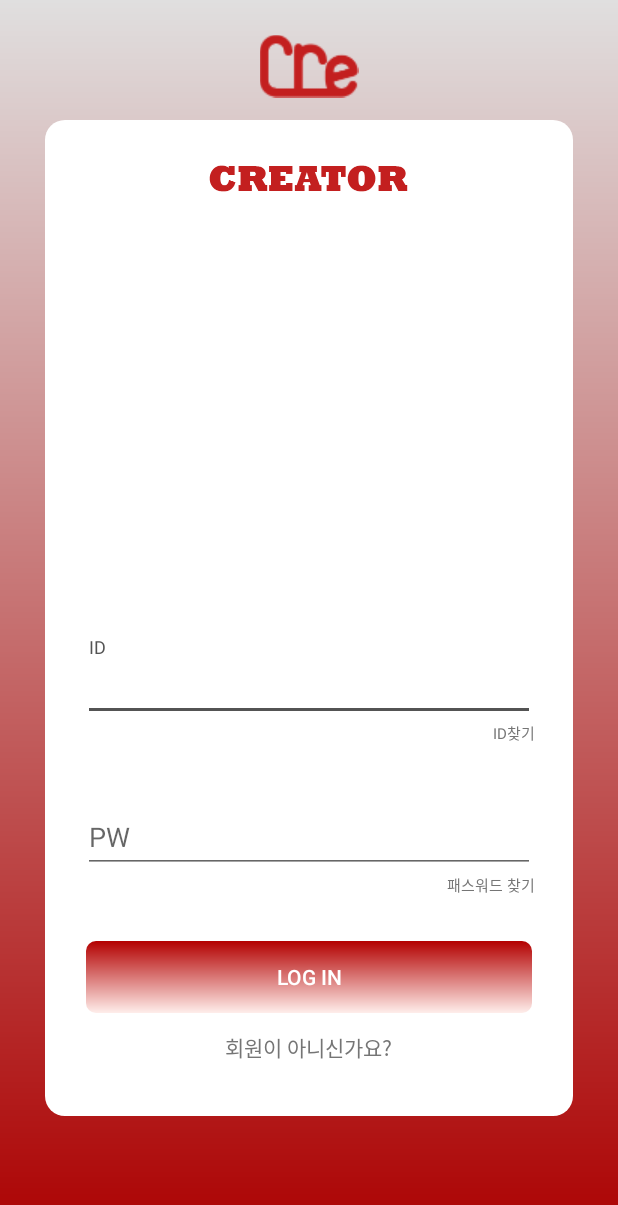
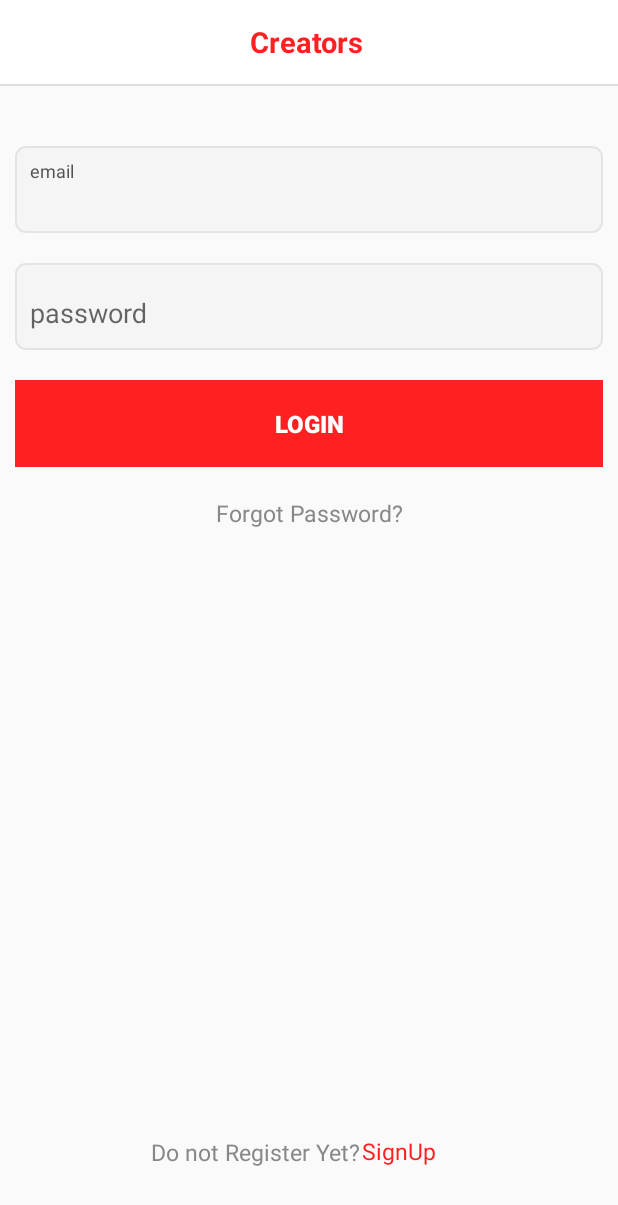
Before and after one commit to HyoGeunGit/Creator, an Android app: the layout activity_login.xml on its own in the app's theme, with its tools: preview values and no code run, on a phone screen of 412 x 824 dp. Shown: the top 1205 px of the screen. Run offline under Robolectric (Android 15) with nearby library versions, the phone set to English and light mode, and no system bars; Roboto replaces fonts that are not available here.

Commit message:
final_commit

```diff
--- a/app/src/main/AndroidManifest.xml
+++ b/app/src/main/AndroidManifest.xml
@@ -27,14 +27,15 @@
             android:name="com.google.android.geo.API_KEY"
             android:value="AIzaSyBNhjyAWxKfCkJ7CSAHzaeStCJHmMmhHq8" />
 
-        <activity android:name=".Activity.MainActivity">
+        <activity android:name=".Activity.SplashActivity">
             <intent-filter>
                 <action android:name="android.intent.action.MAIN" />
 
                 <category android:name="android.intent.category.LAUNCHER" />
             </intent-filter>
         </activity>
-<!--        <activity android:name=".Activity.MainActivity"/>-->
+        <activity android:name=".Activity.LoginActivity"/>
+        <activity android:name=".Activity.MainActivity"/>
         <activity android:name=".Activity.SignUpActivity"/>
         <activity android:name="com.gun0912.tedpermission.TedPermissionActivity" android:configChanges="mcc|mnc|locale|keyboard|keyboardHidden|screenLayout|fontScale|uiMode|orientation|screenSize|layoutDirection" android:screenOrientation="unspecified" android:theme="@style/Theme.Transparent.Permission" tools:replace="android:screenOrientation"/>
 
--- /dev/null
+++ b/app/src/main/res/drawable/textinput_login.xml
@@ -0,0 +1,16 @@
+<?xml version="1.0" encoding="utf-8"?>
+<shape xmlns:android="http://schemas.android.com/apk/res/android"
+    android:shape="rectangle">
+    <solid android:color="#e4e4e4"/>
+    <stroke android:color="#e4e4e4" android:width="1dp"/>
+    <corners android:bottomRightRadius="6.7dp"
+        android:bottomLeftRadius="6.7dp"
+        android:topLeftRadius="6.7dp"
+        android:topRightRadius="6.7dp"/>
+    <gradient
+        android:angle="0"
+        android:endColor="#f5f5f5"
+        android:gradientRadius="320dp"
+        android:startColor="#f5f5f5"
+        android:type="linear"/>
+</shape>
--- a/app/src/main/res/layout/activity_login.xml
+++ b/app/src/main/res/layout/activity_login.xml
@@ -1,128 +1,123 @@
 <?xml version="1.0" encoding="utf-8"?>
-<RelativeLayout xmlns:android="http://schemas.android.com/apk/res/android"
-    xmlns:card_view="http://schemas.android.com/apk/res-auto"
-    xmlns:tools="http://schemas.android.com/tools"
+<LinearLayout xmlns:android="http://schemas.android.com/apk/res/android"
+    xmlns:app="http://schemas.android.com/apk/res-auto"
+    android:id="@+id/main_content"
     android:layout_width="match_parent"
     android:layout_height="match_parent"
-    android:background="@drawable/gradation_login"
-    android:orientation="vertical"
-    tools:ignore="ButtonStyle,HardcodedText, ContentDescription, SmallSp">
+    android:orientation="vertical">
 
-    <LinearLayout
-        android:layout_width="wrap_content"
-        android:layout_height="match_parent">
+    <android.support.design.widget.AppBarLayout
+        android:id="@+id/appbar"
+        android:layout_width="match_parent"
+        android:layout_height="wrap_content">
 
-        <android.support.v7.widget.CardView
-            android:id="@+id/cardview"
+
+    </android.support.design.widget.AppBarLayout>
+
+    <android.support.v7.widget.Toolbar
+        android:id="@+id/toolbar"
         android:layout_width="match_parent"
+        android:layout_height="?attr/actionBarSize"
+        android:background="#FFF"
+        app:titleTextColor="#FF2121"
+        app:layout_scrollFlags="scroll|enterAlways">
+        <TextView android:layout_width="match_parent"
             android:layout_height="match_parent"
-            android:layout_marginBottom="80dp"
-            android:layout_marginEnd="30dp"
-            android:layout_marginStart="30dp"
-            android:layout_marginTop="80dp"
-            card_view:cardBackgroundColor="#ffffff"
-            card_view:cardCornerRadius="13.3dp">
+            android:text="Creators"
+            android:gravity="center"
+            android:textColor="#FF2121"
+            android:textStyle="bold"
+            android:textSize="19dp"
+            android:layout_marginRight="20dp"
+            />
+    </android.support.v7.widget.Toolbar>
 
-            <RelativeLayout
-                android:layout_width="match_parent"
-                android:layout_height="match_parent">
-
-                <ImageView
-                    android:id="@+id/logo_text"
-                    android:layout_width="wrap_content"
-                    android:layout_height="wrap_content"
-                    android:layout_alignParentTop="true"
-                    android:padding="25dp"
-                    android:layout_centerHorizontal="true"
-                    android:src="@drawable/login_spirit_in_motion" />
-
-                <LinearLayout
-                    android:layout_width="match_parent"
-                    android:layout_height="wrap_content"
-                    android:layout_alignParentBottom="true"
-                    android:gravity="center"
-                    android:orientation="vertical"
-                    android:padding="25dp">
-
+    <View android:layout_width="match_parent"  android:layout_height="1dp" android:background="#dedfde"/>
 
     <android.support.design.widget.TextInputLayout
         android:layout_width="match_parent"
-                        android:layout_height="wrap_content"
+        android:layout_marginLeft="10dp"
+        android:layout_marginRight="10dp"
+        android:padding="10dp"
+        android:layout_height="58dp"
+        android:background="@drawable/textinput_login"
         android:layout_marginTop="40dp">
-
         <EditText
             android:id="@+id/id_tv"
+            android:hint="email"
+            android:textColor="#000"
+            android:background="@android:color/transparent"
             android:layout_width="match_parent"
-                            android:layout_height="wrap_content"
-                            android:hint="ID" />
+            android:layout_height="match_parent"/>
+
     </android.support.design.widget.TextInputLayout>
-
-                    <TextView
-                        android:layout_width="wrap_content"
-                        android:layout_height="match_parent"
-                        android:layout_gravity="end"
-                        android:text="ID찾기"
-                        android:textColor="@color/colorSecondaryText"
-                        android:textSize="10sp"
-                        tools:ignore="SmallSp" />
 
     <android.support.design.widget.TextInputLayout
         android:layout_width="match_parent"
-                        android:layout_height="wrap_content"
-                        android:layout_marginTop="30dp"
-
-                        >
-
+        android:layout_marginLeft="10dp"
+        android:layout_marginRight="10dp"
+        android:padding="10dp"
+        app:hintEnabled="true"
+        android:layout_height="58dp"
+        android:background="@drawable/textinput_login"
+        android:layout_marginTop="20dp">
         <EditText
             android:id="@+id/pw_tv"
+            android:hint="password"
+            android:inputType="textPassword"
+            android:textColor="#000"
+            android:background="@android:color/transparent"
             android:layout_width="match_parent"
-                            android:layout_height="wrap_content"
-                            android:hint="PW" />
+            android:layout_height="match_parent"/>
     </android.support.design.widget.TextInputLayout>
-
-                    <TextView
-                        android:layout_width="wrap_content"
-                        android:layout_height="match_parent"
-                        android:layout_gravity="end"
-                        android:layout_marginBottom="28dp"
-                        android:text="패스워드 찾기"
-                        android:textColor="@color/colorSecondaryText"
-                        android:textSize="10sp" />
 
     <Button
         android:id="@+id/login_btn"
+        android:layout_marginTop="20dp"
+        android:layout_marginRight="10dp"
+        android:layout_marginLeft="10dp"
+        android:background="#FF2121"
         android:layout_width="match_parent"
-                        android:layout_height="wrap_content"
-                        android:layout_margin="2dp"
-                        android:background="@drawable/round_effect"
-                        android:elevation="2dp"
-                        android:text="LOG IN"
-                        android:textColor="@android:color/white" />
+        android:text="Login"
+        android:gravity="center"
+        android:textSize="16dp"
+        android:textStyle="bold"
+        android:textColor="#FFF"
+        android:layout_height="58dp"/>
+    <TextView android:layout_width="match_parent" android:layout_height="wrap_content"
+        android:text="Forgot Password?"
+        android:textColor="#888888"
+        android:layout_margin="20dp"
+        android:textSize="15dp"
+        android:gravity="center"
+        />
+    <RelativeLayout android:layout_width="match_parent" android:layout_height="match_parent">
 
         <TextView
             android:id="@+id/signup_go"
             android:layout_width="wrap_content"
-                        android:layout_height="match_parent"
-                        android:gravity="top"
-                        android:padding="10dp"
-                        android:text="회원이 아니신가요?"
-                        android:textColor="@color/colorSecondaryText" />
+            android:layout_height="wrap_content"
+            android:layout_alignParentBottom="true"
+            android:layout_marginLeft="100dp"
+            android:layout_marginBottom="45dp"
+            android:gravity="center"
+
+            android:text="Do not Register Yet?"
+            android:textColor="#888888"
+            android:textSize="15dp" />
+
+        <TextView
+            android:id="@+id/signup_go2"
+            android:layout_width="wrap_content"
+            android:layout_height="wrap_content"
+            android:layout_alignParentRight="true"
+            android:layout_alignParentBottom="true"
+            android:layout_marginRight="121dp"
+            android:layout_marginBottom="46dp"
+            android:gravity="center"
+            android:text=" SignUp"
+            android:textColor="#FF2121"
+            android:textSize="15dp" />
+    </RelativeLayout>
 
 </LinearLayout>
-            </RelativeLayout>
-        </android.support.v7.widget.CardView>
-
-    </LinearLayout>
-
-    <ImageView
-        android:layout_marginTop="30dp"
-        android:id="@+id/logo"
-        android:layout_width="wrap_content"
-        android:layout_height="wrap_content"
-        android:layout_centerHorizontal="true"
-        android:scaleX="1.5"
-        android:scaleY="1.5"
-        android:src="@drawable/login_logo" />
-
-
-</RelativeLayout>
```
Also changed, not shown: app/src/main/kotlin/kr/co/highton/slacks/sim/API/API.kt (+18 -6 lines), app/src/main/kotlin/kr/co/highton/slacks/sim/Activity/LoginActivity.kt (+12 -24 lines), app/src/main/kotlin/kr/co/highton/slacks/sim/Activity/MainActivity.kt (+30 -76 lines), app/src/main/kotlin/kr/co/highton/slacks/sim/Activity/SignUpActivity.kt (+13 -21 lines), app/src/main/kotlin/kr/co/highton/slacks/sim/Activity/SplashActivity.kt (added, +24 -0 lines), app/src/main/kotlin/kr/co/highton/slacks/sim/Retrofit/Client.kt (+5 -12 lines), app/src/main/res/layout/activity_main.xml (+3 -18 lines), app/src/main/res/layout/activity_splash.xml (added, +14 -0 lines), 134 other files. Lines whose indentation alone changed are shown as unchanged.
